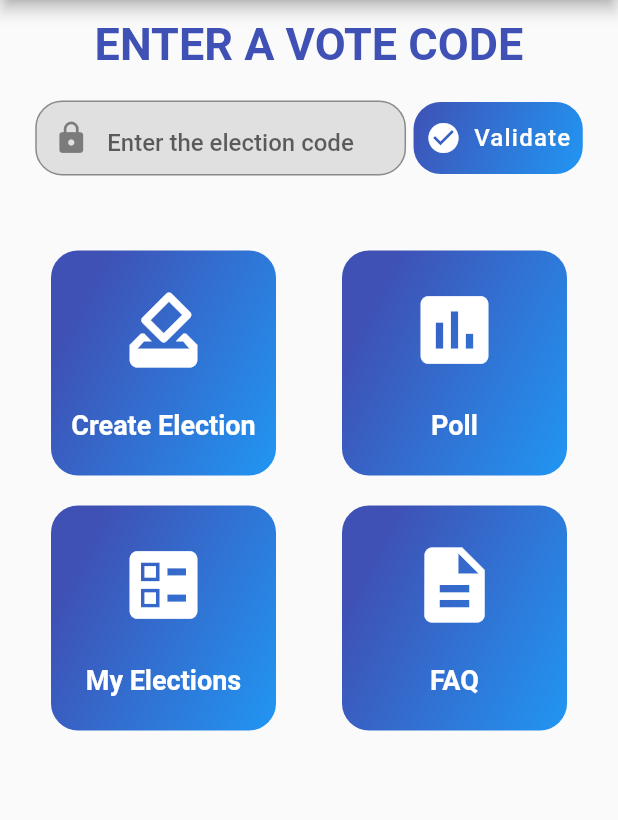
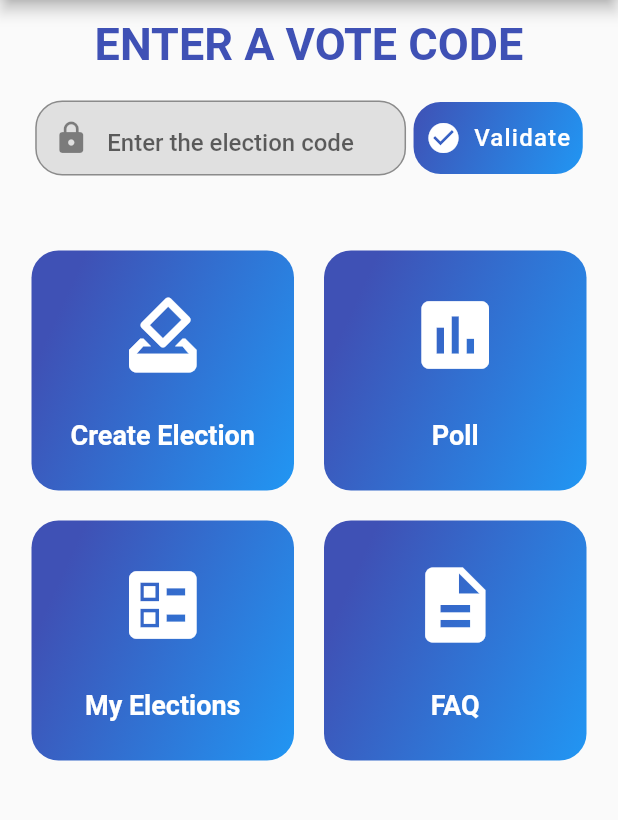
Before and after one commit to adityakrsingh2907/voting_app_fl2, a Flutter app: the screen it shows once a user with an empty profile is signed in, on a phone screen of 412 x 824 dp, the part 84-904 px from its top. Run offline on Flutter 3.47's test engine with Material 2 defaults, Android fonts, the phone set to English and light mode, and no system bars; our stand-ins replace community_material_icon, firebase_auth, firebase_core, flutter_spinkit; accounts and stored records are empty.

Commit message:
Minor changes

```diff
--- a/lib/constants.dart
+++ b/lib/constants.dart
@@ -6,6 +6,9 @@ class Constants {
   static const Color gradientColor1 = Color.fromRGBO(62, 81, 181, 1);
   static const Color gradientColor2 = Color.fromRGBO(85, 132, 214, 1);
   static const Color backgroundColor1 = Color.fromRGBO(198, 201, 132, 1);
+
+  static const String defaultProfilePicUrl =
+      'https://icon-library.com/images/default-profile-icon/default-profile-icon-24.jpg';
 }
 
 const textInputDecoration = InputDecoration(
--- a/lib/main.dart
+++ b/lib/main.dart
@@ -26,7 +26,7 @@ class MyApp extends StatelessWidget {
         theme: ThemeData(
           fontFamily: 'Roboto',
         ),
-        home: Wrapper(),
+        home: const Wrapper(),
       ),
     );
   }
--- a/lib/models/user_model.dart
+++ b/lib/models/user_model.dart
@@ -1,9 +1,11 @@
 class UserModel {
   final String uid;
   final String email;
+  final String displayName;
 
   UserModel({
     required this.uid,
     required this.email,
+    required this.displayName,
   });
 }
--- a/lib/screens/home/home_screen.dart
+++ b/lib/screens/home/home_screen.dart
@@ -2,8 +2,9 @@ import 'package:flutter/material.dart';
 
 import '../../constants.dart';
 
-import '../../screens/new_vote.dart';
-import '../../screens/user_elections.dart';
+import '../about/faq_screen.dart';
+import '../elections/new_vote.dart';
+import '../elections/user_elections.dart';
 
 import '../../widgets/action_box.dart';
 import '../../widgets/profile_drawer.dart';
@@ -16,11 +17,10 @@ class HomeScreen extends StatefulWidget {
 }
 
 class _HomeScreenState extends State<HomeScreen> {
-  final TextEditingController _electionAccessCodeController = TextEditingController();
+  final TextEditingController _electionCodeController = TextEditingController();
 
   void navigateToNewElection(BuildContext context) {
-    Navigator.push(
-      context,
+    Navigator.of(context).push(
       MaterialPageRoute(
         builder: (context) => const NewVote(),
       ),
@@ -28,10 +28,17 @@ class _HomeScreenState extends State<HomeScreen> {
   }
 
   void navigateToUserElections(BuildContext context) {
-    Navigator.push(
-      context,
+    Navigator.of(context).push(
       MaterialPageRoute(
         builder: (context) => const UserElections(),
+      ),
+    );
+  }
+
+  void navigateToFaq(BuildContext context) {
+    Navigator.of(context).push(
+      MaterialPageRoute(
+        builder: (context) => const FaqScreen(),
       ),
     );
   }
@@ -42,7 +49,6 @@ class _HomeScreenState extends State<HomeScreen> {
       appBar: AppBar(
         backgroundColor: Constants.appBarColor,
         title: const Text('ElectChain'),
-        actions: [],
       ),
       drawer: ProfileDrawer(),
       body: SingleChildScrollView(
@@ -51,7 +57,6 @@ class _HomeScreenState extends State<HomeScreen> {
           child: Column(
             crossAxisAlignment: CrossAxisAlignment.center,
             children: [
-              // SizedBox(height: 30.0),
               const Text(
                 "ENTER A VOTE CODE",
                 style: TextStyle(
@@ -75,7 +80,7 @@ class _HomeScreenState extends State<HomeScreen> {
                     child: Form(
                       key: GlobalKey<FormState>(),
                       child: TextFormField(
-                        controller: _electionAccessCodeController,
+                        controller: _electionCodeController,
                         keyboardType: TextInputType.text,
                         style: const TextStyle(
                           fontSize: 22.0,
@@ -132,7 +137,7 @@ class _HomeScreenState extends State<HomeScreen> {
                 height: 40.0,
               ),
               Row(
-                mainAxisAlignment: MainAxisAlignment.spaceEvenly,
+                mainAxisAlignment: MainAxisAlignment.center,
                 children: [
                   GestureDetector(
                     onTap: () => navigateToNewElection(context),
@@ -142,15 +147,17 @@ class _HomeScreenState extends State<HomeScreen> {
                       image: Icons.how_to_vote,
                     ),
                   ),
-                  const ActionBox(
+                  GestureDetector(
+                    child: const ActionBox(
                       action: "Poll",
                       description: "Create a new poll",
                       image: Icons.poll,
                     ),
+                  ),
                 ],
               ),
               Row(
-                mainAxisAlignment: MainAxisAlignment.spaceEvenly,
+                mainAxisAlignment: MainAxisAlignment.center,
                 children: [
                   InkWell(
                     onTap: () => navigateToUserElections(context),
@@ -160,10 +167,13 @@ class _HomeScreenState extends State<HomeScreen> {
                       image: Icons.ballot,
                     ),
                   ),
-                  const ActionBox(
+                  InkWell(
+                    onTap: () => navigateToFaq(context),
+                    child: const ActionBox(
                       action: "FAQ",
                       description: "Create a new poll",
                       image: Icons.description,
+                    ),
                   ),
                 ],
               ),
--- a/lib/screens/wrapper.dart
+++ b/lib/screens/wrapper.dart
@@ -15,7 +15,7 @@ class Wrapper extends StatelessWidget {
     if (user == null) {
       return const Authenticate();
     } else {
-      return HomeScreen();
+      return const HomeScreen();
     }
   }
 }
--- a/lib/services/auth.dart
+++ b/lib/services/auth.dart
@@ -1,4 +1,5 @@
 import 'package:firebase_auth/firebase_auth.dart';
+import 'package:voting_app/constants.dart';
 
 import '../models/user_model.dart';
 
@@ -6,7 +7,13 @@ class AuthService {
   final FirebaseAuth _auth = FirebaseAuth.instance;
 
   UserModel? _userFromFirebaseUser(User? user) {
-    return user != null ? UserModel(uid: user.uid, email: user.email ?? '') : null;
+    return user != null
+        ? UserModel(
+            uid: user.uid,
+            email: user.email ?? '',
+            displayName: user.displayName ?? '',
+          )
+        : null;
   }
 
   Stream<UserModel?> get user {
@@ -23,19 +30,20 @@ class AuthService {
       User user = result.user!;
       return user;
     } catch (error) {
-      print(error.toString());
       return null;
     }
   }
 
   // Register with email and password
-  Future registerWithEmailAndPassword(String email, String password) async {
+  Future registerWithEmailAndPassword(String email, String password, String displayName) async {
     try {
       UserCredential result = await _auth.createUserWithEmailAndPassword(
         email: email,
         password: password,
       );
       User user = result.user!;
+      await user.updateDisplayName(displayName);
+      await user.updatePhotoURL(Constants.defaultProfilePicUrl);
 
       // Create a new document for the user with the uid
 
--- a/lib/widgets/action_box.dart
+++ b/lib/widgets/action_box.dart
@@ -16,8 +16,8 @@ class ActionBox extends StatelessWidget {
   Widget build(BuildContext context) {
     return Container(
       margin: const EdgeInsets.all(10.0),
-      height: 150.0,
-      width: 150.0,
+      height: 160.0,
+      width: 175.0,
       decoration: BoxDecoration(
         borderRadius: BorderRadius.circular(18.0),
         gradient: const LinearGradient(
```
Also changed, not shown: lib/screens/about/about_screen.dart (renamed from lib/screens/new_vote.dart, +5 -4 lines), lib/screens/about/faq_screen.dart (added, +16 -0 lines), lib/screens/authenticate/register.dart (+11 -3 lines), lib/screens/elections/new_vote.dart (added, +19 -0 lines), lib/screens/elections/user_elections.dart (added, +17 -0 lines), lib/screens/landing_page.dart (+10 -9 lines), lib/screens/user_elections.dart (deleted, +0 -10 lines), lib/widgets/profile_drawer.dart (+63 -16 lines). Lines whose indentation alone changed are shown as unchanged.
